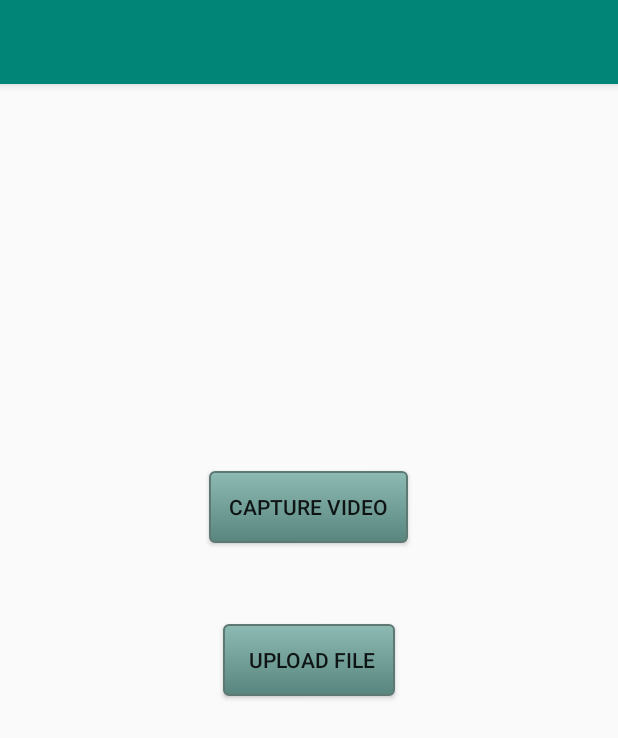
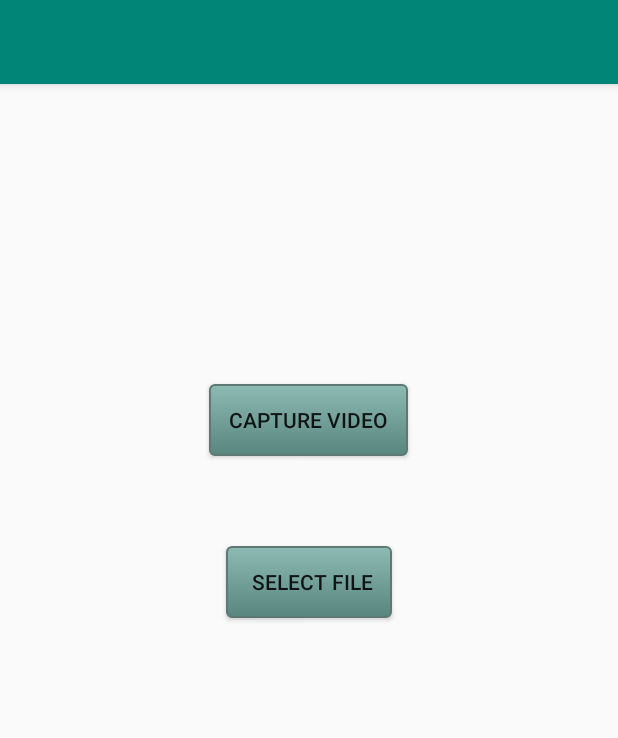
Before and after one commit to sajidahmed12/Flask-Server--REST-API-File-Upload, an Android app: the screen it shows after launch (MainActivity), on a phone screen of 412 x 824 dp. Shown: the top 738 px of the screen. Run offline under Robolectric (Android 15) with nearby library versions, the phone set to English and light mode, and no system bars.

Commit message:
select file workinggit status

```diff
--- a/client_side/FileUploader/app/src/main/res/layout/activity_main.xml
+++ b/client_side/FileUploader/app/src/main/res/layout/activity_main.xml
@@ -6,30 +6,47 @@
     android:layout_height="match_parent"
     tools:context=".MainActivity">
 
+
+    <LinearLayout
+        android:layout_width="match_parent"
+        android:layout_height="match_parent"
+        android:orientation="vertical">
+
         <Button
             android:id="@+id/capture_button"
             android:layout_width="wrap_content"
             android:layout_height="wrap_content"
+            android:layout_gravity="center"
+            android:layout_marginTop="200dp"
+            android:layout_marginBottom="30dp"
             android:background="@drawable/button_style"
             android:onClick="captureVideo"
-        android:text="    Capture Video    "
-        app:layout_constraintBottom_toBottomOf="parent"
-        app:layout_constraintEnd_toEndOf="parent"
-        app:layout_constraintHorizontal_bias="0.498"
-        app:layout_constraintStart_toStartOf="parent"
-        app:layout_constraintTop_toTopOf="parent"
-        app:layout_constraintVertical_bias="0.358"
-        tools:ignore="DuplicateIds" />
+            android:text="    Capture Video    " />
+
+<!--        <Button-->
+<!--            android:id="@+id/upload_button"-->
+<!--            android:layout_width="wrap_content"-->
+<!--            android:layout_height="wrap_content"-->
+<!--            android:layout_gravity="center"-->
+<!--            android:layout_marginTop="30dp"-->
+<!--            android:layout_marginBottom="30dp"-->
+<!--            android:background="@drawable/button_style"-->
+<!--            android:onClick="connectServer"-->
+<!--            android:text="     Upload File    " />-->
 
         <Button
-        android:id="@+id/upload_button"
+            android:id="@+id/select_button"
             android:layout_width="wrap_content"
             android:layout_height="wrap_content"
+            android:layout_gravity="center"
+            android:layout_marginTop="30dp"
+            android:layout_marginBottom="30dp"
             android:background="@drawable/button_style"
-        android:onClick="connectServer"
-        android:text="     Upload File    "
-        app:layout_constraintBottom_toBottomOf="parent"
-        app:layout_constraintEnd_toEndOf="parent"
-        app:layout_constraintStart_toStartOf="parent"
-        app:layout_constraintTop_toTopOf="parent" />
+            android:onClick="selectImage"
+            android:text="     Select File    " />
+
+
+    </LinearLayout>
+
+
 </androidx.constraintlayout.widget.ConstraintLayout>
```
Also changed, not shown: client_side/FileUploader/app/src/main/java/com/example/fileuploader/MainActivity.java (+151 -51 lines). Lines whose indentation alone changed are shown as unchanged.
